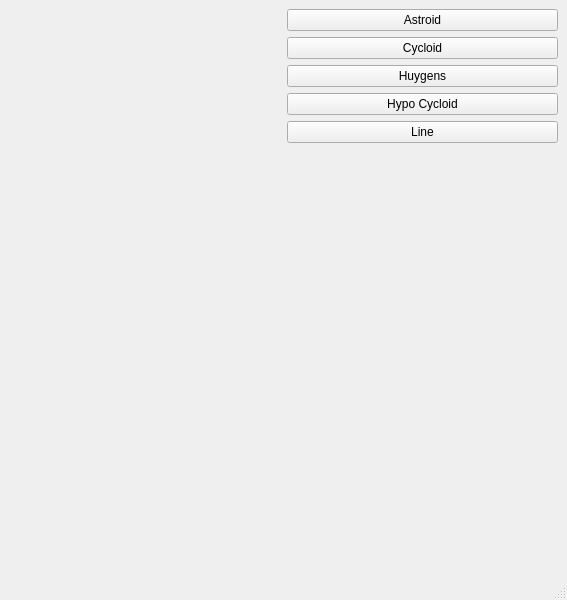
First picture: the form in mainwindow.ui, repository g-gualeni/QtCurvesCPP, before the edit.
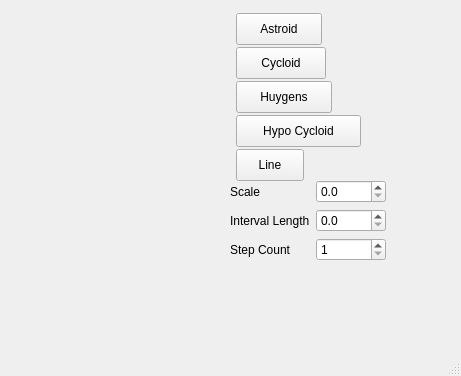
Second picture: the form after the edit. Custom widgets are drawn as their Qt base class.

Commit message: We can now customize scale and interval

```diff
--- a/mainwindow.ui
+++ b/mainwindow.ui
@@ -6,75 +6,152 @@
    <rect>
     <x>0</x>
     <y>0</y>
-    <width>567</width>
-    <height>600</height>
+    <width>461</width>
+    <height>376</height>
    </rect>
   </property>
   <property name="windowTitle">
    <string>MainWindow</string>
   </property>
   <widget class="QWidget" name="centralwidget">
-   <layout class="QGridLayout" name="gridLayout">
-    <item row="0" column="0">
-     <layout class="QHBoxLayout" name="horizontalLayout">
-      <item>
-       <widget class="RenderArea" name="renderArea" native="true"/>
-      </item>
-      <item>
-       <layout class="QVBoxLayout" name="verticalLayout">
-        <item>
+   <widget class="RenderArea" name="renderArea" native="true">
+    <property name="geometry">
+     <rect>
+      <x>13</x>
+      <y>13</y>
+      <width>213</width>
+      <height>230</height>
+     </rect>
+    </property>
+   </widget>
          <widget class="QPushButton" name="btnAstroid">
+    <property name="geometry">
+     <rect>
+      <x>236</x>
+      <y>13</y>
+      <width>86</width>
+      <height>32</height>
+     </rect>
+    </property>
           <property name="text">
            <string>Astroid</string>
           </property>
          </widget>
-        </item>
-        <item>
          <widget class="QPushButton" name="btnCycloid">
+    <property name="geometry">
+     <rect>
+      <x>236</x>
+      <y>47</y>
+      <width>90</width>
+      <height>32</height>
+     </rect>
+    </property>
           <property name="text">
            <string>Cycloid</string>
           </property>
          </widget>
-        </item>
-        <item>
          <widget class="QPushButton" name="btnHuygens">
+    <property name="geometry">
+     <rect>
+      <x>236</x>
+      <y>81</y>
+      <width>96</width>
+      <height>32</height>
+     </rect>
+    </property>
           <property name="text">
            <string>Huygens</string>
           </property>
          </widget>
-        </item>
-        <item>
          <widget class="QPushButton" name="btnHypo">
+    <property name="geometry">
+     <rect>
+      <x>236</x>
+      <y>115</y>
+      <width>125</width>
+      <height>32</height>
+     </rect>
+    </property>
           <property name="text">
            <string>Hypo Cycloid</string>
           </property>
          </widget>
-        </item>
-        <item>
          <widget class="QPushButton" name="btnLine">
+    <property name="geometry">
+     <rect>
+      <x>236</x>
+      <y>149</y>
+      <width>68</width>
+      <height>32</height>
+     </rect>
+    </property>
           <property name="text">
            <string>Line</string>
           </property>
          </widget>
-        </item>
-        <item>
-         <spacer name="verticalSpacer">
-          <property name="orientation">
-           <enum>Qt::Vertical</enum>
-          </property>
-          <property name="sizeHint" stdset="0">
-           <size>
-            <width>20</width>
-            <height>40</height>
-           </size>
-          </property>
-         </spacer>
-        </item>
-       </layout>
-      </item>
-     </layout>
-    </item>
-   </layout>
+   <widget class="QWidget" name="">
+    <property name="geometry">
+     <rect>
+      <x>230</x>
+      <y>180</y>
+      <width>156</width>
+      <height>85</height>
+     </rect>
+    </property>
+    <layout class="QFormLayout" name="formLayout">
+     <item row="0" column="0">
+      <widget class="QLabel" name="label">
+       <property name="text">
+        <string>Scale</string>
+       </property>
+      </widget>
+     </item>
+     <item row="0" column="1">
+      <widget class="QDoubleSpinBox" name="spinScale">
+       <property name="decimals">
+        <number>1</number>
+       </property>
+       <property name="singleStep">
+        <double>0.100000000000000</double>
+       </property>
+      </widget>
+     </item>
+     <item row="1" column="0">
+      <widget class="QLabel" name="label_2">
+       <property name="text">
+        <string>Interval Length</string>
+       </property>
+      </widget>
+     </item>
+     <item row="2" column="0">
+      <widget class="QLabel" name="label_3">
+       <property name="text">
+        <string>Step Count</string>
+       </property>
+      </widget>
+     </item>
+     <item row="1" column="1">
+      <widget class="QDoubleSpinBox" name="spinIntervalLength">
+       <property name="decimals">
+        <number>1</number>
+       </property>
+       <property name="singleStep">
+        <double>0.100000000000000</double>
+       </property>
+      </widget>
+     </item>
+     <item row="2" column="1">
+      <widget class="QSpinBox" name="spinStepCount">
+       <property name="minimum">
+        <number>1</number>
+       </property>
+       <property name="maximum">
+        <number>500</number>
+       </property>
+      </widget>
+     </item>
+    </layout>
+   </widget>
   </widget>
   <widget class="QStatusBar" name="statusbar"/>
  </widget>
```
Lines whose indentation alone changed are shown as unchanged. The commit also changes 5 other files.
